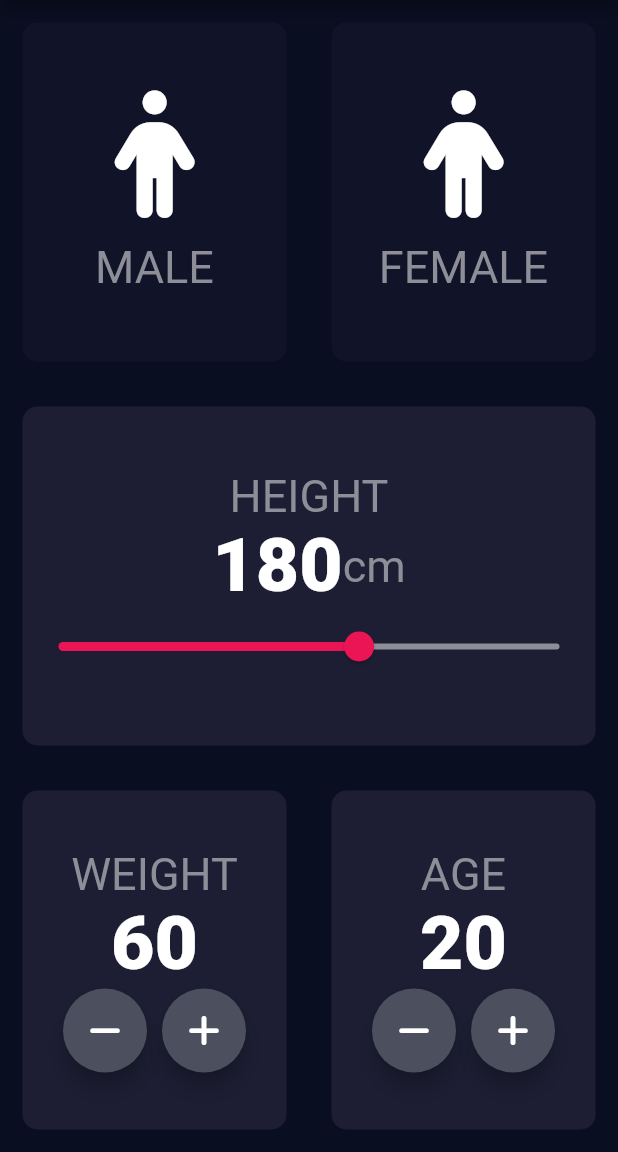
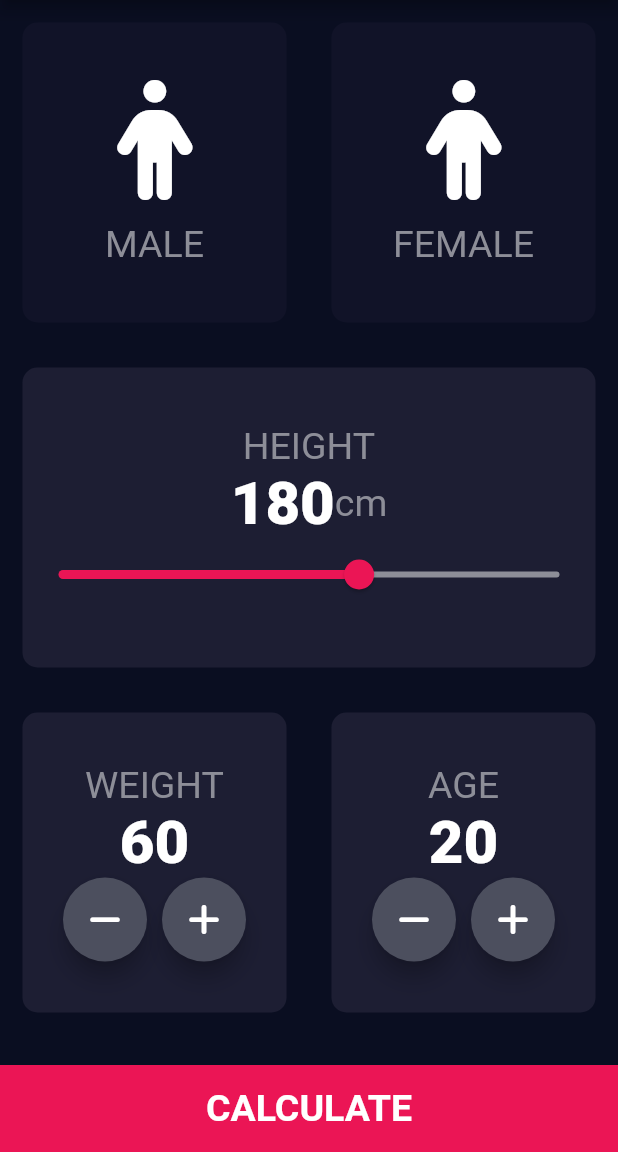
Before and after one commit to QaisSherazi/FA19-BCS-054, a Flutter app: the screen it shows after launch, on a phone screen of 412 x 824 dp, the part 84-1236 px from its top. Run offline on Flutter 3.47's test engine with Material 2 defaults, Android fonts, the phone set to English and light mode, and no system bars; our stand-ins replace font_awesome_flutter, rflutter_alert; missing offline and left inert: dart:html.

Commit message:
Move from one page to another

```diff
--- a/bmi_calculator/lib/constantfile.dart
+++ b/bmi_calculator/lib/constantfile.dart
@@ -3,10 +3,14 @@ import 'package:flutter/material.dart';
 const activecolor= Color(0xFF1D1E33);
 const deactivecolor= Color(0xFF111328);
 const klabel= TextStyle(
-fontSize: 30.0,
+fontSize: 25.0,
 color: Color(0xFF8D8E98)
 );
 const knumber=TextStyle(
-fontSize: 50.0,
+fontSize: 40.0,
 fontWeight: FontWeight.w900,
 );
+const klargebutton=TextStyle(
+  fontSize: 25.0,
+  fontWeight: FontWeight.bold,
+);
--- a/bmi_calculator/lib/icontextfile.dart
+++ b/bmi_calculator/lib/icontextfile.dart
@@ -14,7 +14,7 @@ class RepeatTextandIconWidget extends StatelessWidget {
       children: [
         Icon(
           FontAwesomeIcons.male,
-          size: 85.0,
+          size: 80.0,
         ),
         SizedBox(
           height: 15.0,
--- a/bmi_calculator/lib/input_page.dart
+++ b/bmi_calculator/lib/input_page.dart
@@ -6,6 +6,7 @@ import 'package:font_awesome_flutter/font_awesome_flutter.dart';
 import 'icontextfile.dart';
 import 'containerfile.dart';
 import 'constantfile.dart';
+import 'ResultScreen.dart';
 enum Gender{
   male,
   female,
@@ -161,12 +162,26 @@ class _InputPagestate extends State<InputPage> {
     ),
     ],
     ),
-          ),]),
+          ),
+        GestureDetector(
+          onTap: (){
+        Navigator.push(context, MaterialPageRoute(builder: (context)=>ResultScreen()));
+          },
+          child: Container(
+
+            child:Center
+              (child: Text('CALCULATE',style: klargebutton,)),
+
+            color:Color(0xFFEB1555),
+            margin: EdgeInsets.only(top: 20.0),
+            width: double.infinity,
+            height: 58.0,
+          ),
+        )
+        ]),
     );
    }
 }
-
-
 class RoundIcon extends StatelessWidget {
   RoundIcon({@required this.iconData, @required this.onPress});
 
```
Also changed, not shown: bmi_calculator/lib/ResultScreen.dart (added, +14 -0 lines).
